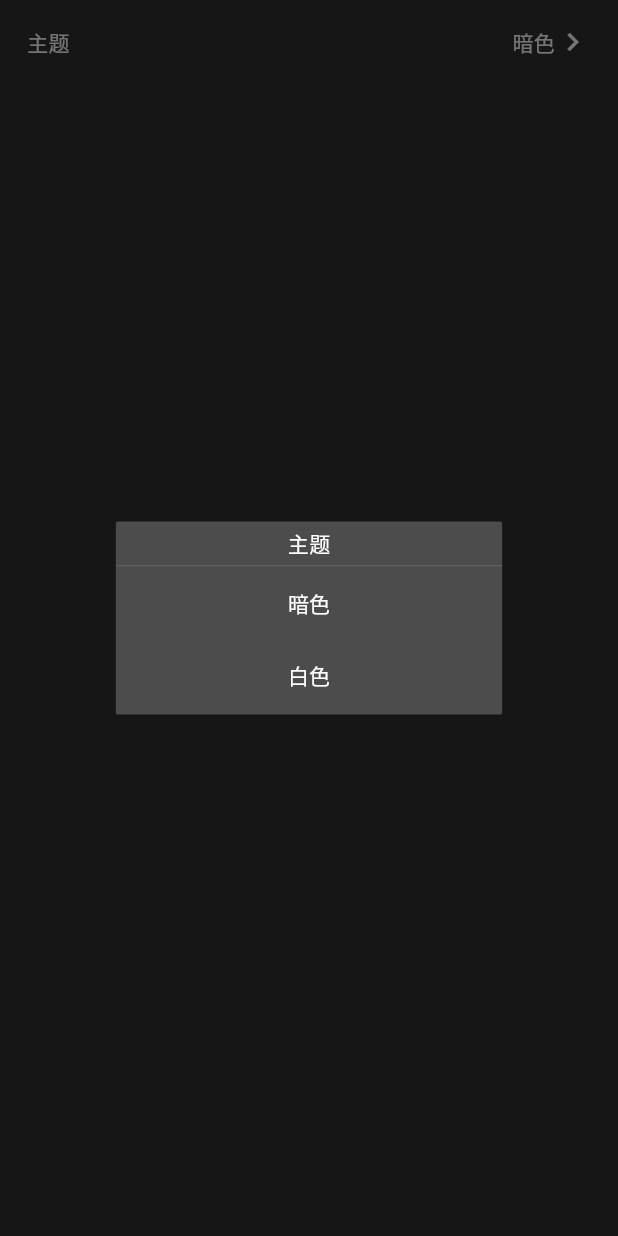
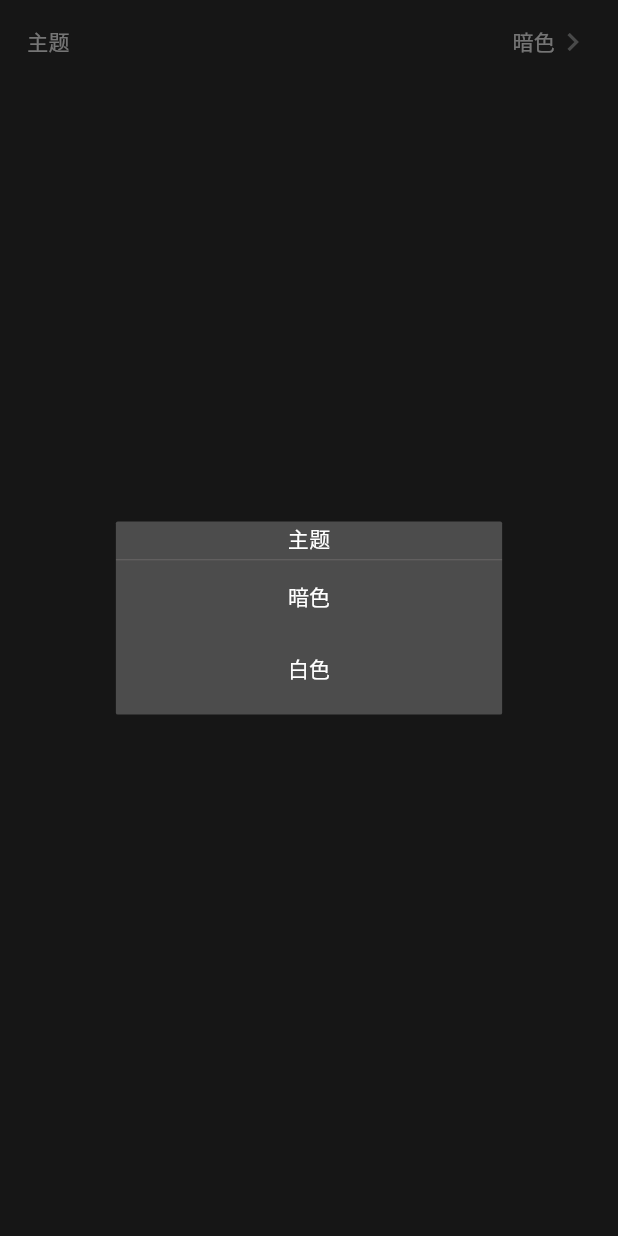
Before and after one commit to liang-coder/BLILI, a Flutter app: the General widget shown alone on an empty page, opened directly with empty values, after a tap on "主题", on a phone screen of 412 x 824 dp. Run offline on Flutter 3.47's test engine with Material 3 defaults, Android fonts, the phone set to English and light mode, and no system bars; our stand-ins replace cached_network_image, flutter_screenutil, get, logger; missing offline and left inert: flutter_lazy_indexed_stack, flutter_snake_navigationbar_example; network calls fail.

Commit message:
2025.12.10

```diff
--- a/lib/command/theme/themeController.dart
+++ b/lib/command/theme/themeController.dart
@@ -10,6 +10,7 @@ class ThemeController extends GetxController {
 
   void switchTheme(Apptheme newTheme) {
     _theme.value = newTheme;
+    Get.changeTheme(newTheme.themeData);
   }
 }
 
--- a/lib/command/theme/themeData.dart
+++ b/lib/command/theme/themeData.dart
@@ -3,7 +3,7 @@ import 'theme.dart';
 
 class AppthemeData {
   static final _dartTextTheme =
-      TextStyle(color: Colors.white, fontFamily: 'Sans-serif');
+      TextStyle(color: Colors.white, fontFamily: 'Sans-serif',);
   static final _lightTextTheme =
       TextStyle(color: Colors.black, fontFamily: 'Sans-serif');
 
@@ -31,7 +31,7 @@ class AppthemeData {
           iconButtonTheme: IconButtonThemeData(
               style: ButtonStyle(
             overlayColor: MaterialStateProperty.all(Colors.red),
-            // iconColor: MaterialStateProperty.all(Color(0xff9fa1a1)),
+            iconColor: MaterialStateProperty.all(Color(0xff9fa1a1)),
             minimumSize: MaterialStateProperty.all(Size(1, 1)),
             padding: MaterialStateProperty.all(EdgeInsets.all(2.0)),
           ))));
@@ -59,6 +59,7 @@ class AppthemeData {
               iconTheme: IconThemeData(color: Colors.black)),
           iconButtonTheme: IconButtonThemeData(
               style: ButtonStyle(
+            iconColor: MaterialStateProperty.all(Color(0xff333535)),
             overlayColor: MaterialStateProperty.all(Colors.black),
             minimumSize: MaterialStateProperty.all(Size(1, 1)),
             padding: MaterialStateProperty.all(EdgeInsets.all(2.0)),
--- a/lib/main.dart
+++ b/lib/main.dart
@@ -1,5 +1,4 @@
 import 'package:blili/command/theme/themeController.dart';
-import 'package:blili/command/theme/themeData.dart';
 import 'package:flutter/material.dart';
 import 'package:flutter_screenutil/flutter_screenutil.dart';
 import 'package:get/get.dart';
@@ -12,14 +11,14 @@ void main() {
       child: GetBuilder<ThemeController>(
           init: ThemeController(),
           builder: (ThemeService) {
-            return Obx(() => GetMaterialApp(
+            return GetMaterialApp(
               title: "blili",
               initialRoute: AppPages.INITIAL,
               getPages: AppPages.routes,
               theme: ThemeService.theme.value.themeData,
               debugShowCheckedModeBanner: false,
               defaultTransition: Transition.fade,
-                ));
+            );
           }),
     ),
   );
--- a/lib/pages/index/controllers/index_controller.dart
+++ b/lib/pages/index/controllers/index_controller.dart
@@ -1,4 +1,4 @@
-import 'package:blili/command/logger/logger.dart';
+import 'package:blili/command/utility/logger/logger.dart';
 import 'package:flutter/cupertino.dart';
 import 'package:flutter_screenutil/flutter_screenutil.dart';
 import 'package:get/get.dart';
--- a/lib/pages/setting/controllers/setting_controller.dart
+++ b/lib/pages/setting/controllers/setting_controller.dart
@@ -1,5 +1,5 @@
 import 'package:blili/command/icons/icons.dart';
-import 'package:blili/command/logger/logger.dart';
+import 'package:blili/command/utility/logger/logger.dart';
 import 'package:flutter/material.dart';
 import 'package:get/get.dart';
 import '../widget/General.dart';
--- a/lib/pages/setting/widget/General.dart
+++ b/lib/pages/setting/widget/General.dart
@@ -1,7 +1,8 @@
-import 'package:blili/command/logger/logger.dart';
+import 'package:blili/command/utility/logger/logger.dart';
 import 'package:blili/command/theme/theme.dart';
 import 'package:blili/command/theme/themeController.dart';
-import 'package:blili/command/dialog/Dialog.dart';
+import 'package:blili/command/utility/dialog/Dialog.dart';
+import 'package:blili/widget/BText.dart';
 import 'package:flutter_screenutil/flutter_screenutil.dart';
 import 'package:get/get.dart';
 import 'RightContainer.dart';
@@ -34,15 +35,20 @@ class General extends StatelessWidget {
       padding: EdgeInsets.only(top: 20.w, bottom: 20.w),
       child: Column(
         children: [
-          Text('主题'),
+          Obx(() => BText(
+                '主题',
+                style: TextStyle(
+                    color: Get.context!.themeService.theme.value.themeData
+                        .textTheme.bodyMedium!.color),
+              )),
           SizedBox(
             height: 20.w,
           ),
-          Divider(
-            height: 2,
-            color: Get
-                .context!.themeService.theme.value.themeData.dividerTheme.color,
-          ),
+          Obx(() => Divider(
+                height: 2,
+                color: Get.context!.themeService.theme.value.themeData
+                    .dividerTheme.color,
+              )),
           Expanded(
               child: ListView.builder(
                   padding: EdgeInsets.only(left: 20.w, right: 20.w),
@@ -66,9 +72,12 @@ class General extends StatelessWidget {
         settingController.SetThemeValue = name;
         appLogger.LoggerI('theme switch $name');
       },
-      child: Text(
-        name,
-      ),
+      child: Obx(() => BText(
+            name,
+            style: TextStyle(
+                color: Get.context!.themeService.theme.value.themeData.textTheme
+                    .bodyMedium!.color),
+          )),
     );
   }
 }
--- a/lib/pages/setting/widget/Option.dart
+++ b/lib/pages/setting/widget/Option.dart
@@ -1,3 +1,4 @@
+import 'package:blili/widget/BText.dart';
 import 'package:flutter/material.dart';
 import 'package:blili/command/theme/themeController.dart';
 import 'package:get/get.dart';
@@ -14,13 +15,13 @@ class Option extends StatelessWidget {
 
   @override
   Widget build(BuildContext context) {
-    return Obx(() => MaterialButton(
+    return MaterialButton(
       focusColor: context.themeService.theme.value.buttonfocusColor,
       onPressed: onPressed,
       child: Row(
         mainAxisAlignment: MainAxisAlignment.spaceBetween,
         children: [
-              Text(
+          BText(
             title,
             style: TextStyle(
                 color: context.themeService.theme.value.themeData.textTheme
@@ -28,15 +29,20 @@ class Option extends StatelessWidget {
           ),
           Row(
             children: [
-                  Text(label,
+              BText(label,
+                  strutStyle: StrutStyle(forceStrutHeight: true),
                   style: TextStyle(
                       color: context.themeService.theme.value.themeData
                           .textTheme.bodyMedium!.color)),
-                  Icon(Icons.chevron_right)
+              Obx(() => Icon(
+                    Icons.chevron_right,
+                    color: Get
+                        .context!.themeService.theme.value.unselectedIConColor,
+                  ))
             ],
           )
         ],
       ),
-        ));
+    );
   }
 }
--- a/lib/pages/setting/widget/leftnavigetionbutton.dart
+++ b/lib/pages/setting/widget/leftnavigetionbutton.dart
@@ -1,3 +1,4 @@
+import 'package:blili/widget/BText.dart';
 import 'package:flutter/material.dart';
 import 'package:flutter_screenutil/flutter_screenutil.dart';
 
@@ -32,9 +33,8 @@ class Leftnavigetionbutton extends BottomNavigationBarItem {
               mainAxisAlignment: MainAxisAlignment.spaceBetween,
               children: [
                 icoN,
-                Text(
+                BText(
                   label,
-                  strutStyle: StrutStyle(forceStrutHeight: true),
                   style: TextStyle(color: LabelColor, fontSize: 26.sp),
                 )
               ],
--- /dev/null
+++ b/lib/widget/BText.dart
@@ -0,0 +1,9 @@
+import 'package:flutter/material.dart';
+
+class BText extends Text {
+  const BText(super.data, {strutStyle, style, textAlign})
+      : super(
+            strutStyle: strutStyle ?? const StrutStyle(forceStrutHeight: true),
+            style: style,
+            textAlign: textAlign);
+}
```
Also changed, not shown: lib/pages/index/views/index_view.dart (+12 -10 lines), lib/pages/setting/views/setting_view.dart (+5 -7 lines), lib/plugin/SnakeBottomNavigationBar-master/lib/src/snake_item_tile.dart (+8 -6 lines), lib/widget/NetImage.dart (+5 -11 lines), lib/command/utility/dialog/Dialog.dart (renamed from lib/command/dialog/Dialog.dart), lib/command/utility/logger/logger.dart (renamed from lib/command/logger/logger.dart). Lines whose indentation alone changed are shown as unchanged.
